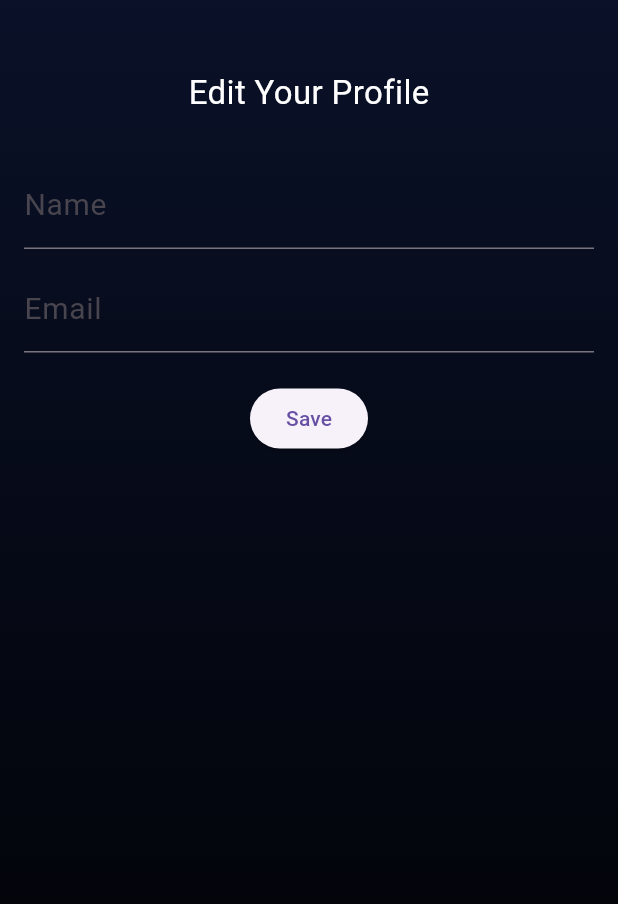
After one commit to swarnpsingh/notifybear, a Flutter app: the EditProfilePage screen opened directly, on a phone screen of 412 x 824 dp. The commit adds this screen. Shown: the top 904 px of the screen. Run offline on Flutter 3.47's test engine with Material 3 defaults, Android fonts, the phone set to English and light mode, and no system bars; our stand-ins replace cloud_firestore, firebase_auth, firebase_core, fluentui_system_icons, google_sign_in, html_unescape and 4 more; missing offline and left inert: flutter_facebook_auth, flutter_web_auth, twitter_login, webview_flutter_wkwebview; accounts and stored records are empty.

Commit message:
made profile page ui

```diff
--- a/lib/main_screen.dart
+++ b/lib/main_screen.dart
@@ -2,7 +2,7 @@ import 'package:fluentui_system_icons/fluentui_system_icons.dart';
 import 'package:flutter/material.dart';
 import 'package:notifybear/screens/bear_shop.dart';
 import 'package:notifybear/screens/home_screen.dart';
-import 'package:notifybear/screens/profile_page.dart';
+import 'package:notifybear/screens/profile/profile_page.dart';
 import 'package:notifybear/screens/saved_notifications.dart';
 import 'package:notifybear/screens/search_screen.dart';
 import 'package:notifybear/shared/my_colors.dart';
--- /dev/null
+++ b/lib/screens/profile/edit_profile_page.dart
@@ -0,0 +1,82 @@
+import 'package:flutter/material.dart';
+import 'package:shared_preferences/shared_preferences.dart';
+
+import '../../shared/my_colors.dart';
+
+class EditProfilePage extends StatefulWidget {
+  @override
+  _EditProfilePageState createState() => _EditProfilePageState();
+}
+
+class _EditProfilePageState extends State<EditProfilePage> {
+  TextEditingController _nameController = TextEditingController();
+  TextEditingController _emailController = TextEditingController();
+
+  @override
+  void initState() {
+    super.initState();
+    _loadProfile();
+  }
+
+  Future<void> _loadProfile() async {
+    SharedPreferences prefs = await SharedPreferences.getInstance();
+    setState(() {
+      _nameController.text = prefs.getString('name') ?? '';
+      _emailController.text = prefs.getString('email') ?? '';
+    });
+  }
+
+  Future<void> _saveProfile() async {
+    SharedPreferences prefs = await SharedPreferences.getInstance();
+    prefs.setString('name', _nameController.text);
+    prefs.setString('email', _emailController.text);
+    Navigator.pop(context);
+  }
+
+  @override
+  Widget build(BuildContext context) {
+    return Scaffold(
+      body: Container(
+        decoration: BoxDecoration(
+          gradient: MyColors.getBackgroundGradient(),
+        ),
+        child: Padding(
+          padding: const EdgeInsets.all(16.0),
+          child: Column(
+            children: [
+              SizedBox(
+                height: 30,
+              ),
+              Text(
+                'Edit Your Profile',
+                style: TextStyle(color: Colors.white, fontSize: 22),
+              ),
+              SizedBox(
+                height: 30,
+              ),
+              TextField(
+                  controller: _nameController,
+                  decoration: InputDecoration(
+                      labelText: 'Name', labelStyle: TextStyle(fontSize: 20)),
+                  style: TextStyle(color: Colors.white)),
+              SizedBox(
+                height: 10,
+              ),
+              TextField(
+                controller: _emailController,
+                decoration: InputDecoration(
+                    labelText: 'Email', labelStyle: TextStyle(fontSize: 20)),
+                style: TextStyle(color: Colors.white),
+              ),
+              SizedBox(height: 20),
+              ElevatedButton(
+                onPressed: _saveProfile,
+                child: Text('Save'),
+              ),
+            ],
+          ),
+        ),
+      ),
+    );
+  }
+}
--- a/pubspec.yaml
+++ b/pubspec.yaml
@@ -52,6 +52,7 @@ dependencies:
   html_unescape: ^2.0.0
   sliding_up_panel: ^2.0.0+1
   fluentui_system_icons: ^1.1.251
+  image_picker: ^1.1.2
 
 dev_dependencies:
   flutter_test:
```
Also changed, not shown: lib/screens/home_screen.dart (+2 -137 lines), lib/screens/profile/profile_page.dart (added, +218 -0 lines), lib/screens/profile_page.dart (deleted, +0 -15 lines), lib/widgets/custom_drawer.dart (added, +154 -0 lines), assets/profile_background.png (added), pubspec.lock, 5 other files.
